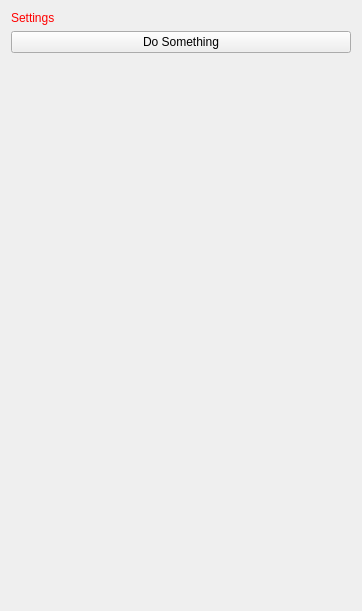
NAMI-THU/MITK, file Plugins/org.mitk.gui.qt.thrombus/src/internal/QmitkThrombusViewControls.ui: the form before one commit.
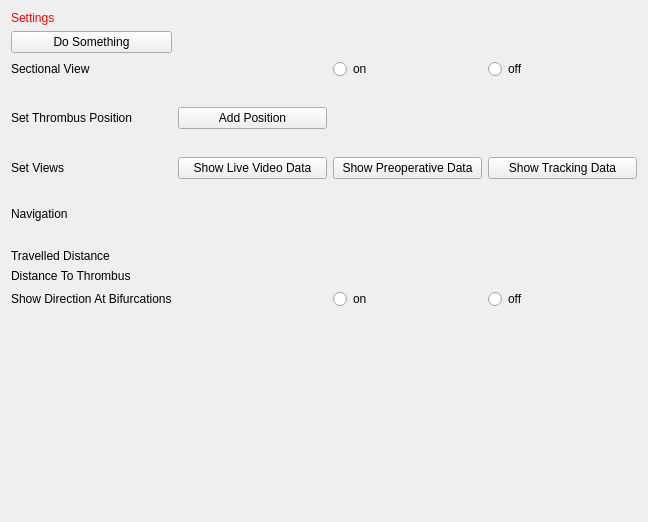
The form after the commit.

```diff
--- a/Plugins/org.mitk.gui.qt.thrombus/src/internal/QmitkThrombusViewControls.ui
+++ b/Plugins/org.mitk.gui.qt.thrombus/src/internal/QmitkThrombusViewControls.ui
@@ -6,8 +6,8 @@
    <rect>
     <x>0</x>
     <y>0</y>
-    <width>362</width>
-    <height>611</height>
+    <width>648</width>
+    <height>522</height>
    </rect>
   </property>
   <property name="minimumSize">
@@ -19,9 +19,148 @@
   <property name="windowTitle">
    <string>QmitkTemplate</string>
   </property>
-  <layout class="QVBoxLayout" name="verticalLayout">
-   <item>
+  <layout class="QGridLayout" name="gridLayout_2">
+   <item row="10" column="2">
+    <widget class="QPushButton" name="btnShowPreoperativeData">
+     <property name="text">
+      <string>Show Preoperative Data</string>
+     </property>
+    </widget>
+   </item>
+   <item row="12" column="0">
+    <widget class="QLabel" name="labelNavigation">
+     <property name="text">
+      <string>Navigation</string>
+     </property>
+    </widget>
+   </item>
+   <item row="16" column="0">
+    <widget class="QLabel" name="labelTravelledDistance">
+     <property name="text">
+      <string>Travelled Distance</string>
+     </property>
+    </widget>
+   </item>
+   <item row="0" column="0">
     <widget class="QLabel" name="labelWarning">
+     <property name="palette">
+      <palette>
+       <active>
+        <colorrole role="WindowText">
+         <brush brushstyle="SolidPattern">
+          <color alpha="255">
+           <red>255</red>
+           <green>0</green>
+           <blue>0</blue>
+          </color>
+         </brush>
+        </colorrole>
+        <colorrole role="Text">
+         <brush brushstyle="SolidPattern">
+          <color alpha="255">
+           <red>255</red>
+           <green>0</green>
+           <blue>0</blue>
+          </color>
+         </brush>
+        </colorrole>
+        <colorrole role="ButtonText">
+         <brush brushstyle="SolidPattern">
+          <color alpha="255">
+           <red>255</red>
+           <green>0</green>
+           <blue>0</blue>
+          </color>
+         </brush>
+        </colorrole>
+        <colorrole role="PlaceholderText">
+         <brush brushstyle="NoBrush">
+          <color alpha="128">
+           <red>255</red>
+           <green>0</green>
+           <blue>0</blue>
+          </color>
+         </brush>
+        </colorrole>
+       </active>
+       <inactive>
+        <colorrole role="WindowText">
+         <brush brushstyle="SolidPattern">
+          <color alpha="255">
+           <red>255</red>
+           <green>0</green>
+           <blue>0</blue>
+          </color>
+         </brush>
+        </colorrole>
+        <colorrole role="Text">
+         <brush brushstyle="SolidPattern">
+          <color alpha="255">
+           <red>255</red>
+           <green>0</green>
+           <blue>0</blue>
+          </color>
+         </brush>
+        </colorrole>
+        <colorrole role="ButtonText">
+         <brush brushstyle="SolidPattern">
+          <color alpha="255">
+           <red>255</red>
+           <green>0</green>
+           <blue>0</blue>
+          </color>
+         </brush>
+        </colorrole>
+        <colorrole role="PlaceholderText">
+         <brush brushstyle="NoBrush">
+          <color alpha="128">
+           <red>255</red>
+           <green>0</green>
+           <blue>0</blue>
+          </color>
+         </brush>
+        </colorrole>
+       </inactive>
+       <disabled>
+        <colorrole role="WindowText">
+         <brush brushstyle="SolidPattern">
+          <color alpha="255">
+           <red>255</red>
+           <green>0</green>
+           <blue>0</blue>
+          </color>
+         </brush>
+        </colorrole>
+        <colorrole role="Text">
+         <brush brushstyle="SolidPattern">
+          <color alpha="255">
+           <red>255</red>
+           <green>0</green>
+           <blue>0</blue>
+          </color>
+         </brush>
+        </colorrole>
+        <colorrole role="ButtonText">
+         <brush brushstyle="SolidPattern">
+          <color alpha="255">
+           <red>255</red>
+           <green>0</green>
+           <blue>0</blue>
+          </color>
+         </brush>
+        </colorrole>
+        <colorrole role="PlaceholderText">
+         <brush brushstyle="NoBrush">
+          <color alpha="128">
+           <red>255</red>
+           <green>0</green>
+           <blue>0</blue>
+          </color>
+         </brush>
+        </colorrole>
+       </disabled>
+      </palette>
+     </property>
      <property name="styleSheet">
       <string notr="true">QLabel { color: rgb(255, 0, 0) }</string>
      </property>
@@ -30,17 +169,129 @@
      </property>
     </widget>
    </item>
-   <item>
-    <widget class="QPushButton" name="buttonPerformImageProcessing">
-     <property name="toolTip">
-      <string>Do image processing</string>
+   <item row="6" column="1">
+    <spacer name="verticalSpacer">
+     <property name="orientation">
+      <enum>Qt::Vertical</enum>
      </property>
+     <property name="sizeHint" stdset="0">
+      <size>
+       <width>20</width>
+       <height>40</height>
+      </size>
+     </property>
+    </spacer>
+   </item>
+   <item row="9" column="0">
+    <spacer name="verticalSpacer_2">
+     <property name="orientation">
+      <enum>Qt::Vertical</enum>
+     </property>
+     <property name="sizeHint" stdset="0">
+      <size>
+       <width>20</width>
+       <height>40</height>
+      </size>
+     </property>
+    </spacer>
+   </item>
+   <item row="8" column="0">
+    <widget class="QLabel" name="labelThrombusPositionSetting">
      <property name="text">
-      <string>Do Something</string>
+      <string>Set Thrombus Position</string>
      </property>
     </widget>
    </item>
-   <item>
+   <item row="8" column="1">
+    <widget class="QPushButton" name="pushButton_4">
+     <property name="text">
+      <string>Add Position</string>
+     </property>
+    </widget>
+   </item>
+   <item row="4" column="3">
+    <widget class="QRadioButton" name="radioButton_2">
+     <property name="text">
+      <string>off</string>
+     </property>
+    </widget>
+   </item>
+   <item row="18" column="0">
+    <widget class="QLabel" name="labelDirectionBirfurcation">
+     <property name="text">
+      <string>Show Direction At Bifurcations</string>
+     </property>
+    </widget>
+   </item>
+   <item row="18" column="2">
+    <widget class="QRadioButton" name="radioButton_3">
+     <property name="text">
+      <string>on</string>
+     </property>
+    </widget>
+   </item>
+   <item row="10" column="0">
+    <widget class="QLabel" name="labelViewSetting">
+     <property name="text">
+      <string>Set Views</string>
+     </property>
+    </widget>
+   </item>
+   <item row="11" column="0">
+    <spacer name="verticalSpacer_3">
+     <property name="orientation">
+      <enum>Qt::Vertical</enum>
+     </property>
+     <property name="sizeHint" stdset="0">
+      <size>
+       <width>20</width>
+       <height>40</height>
+      </size>
+     </property>
+    </spacer>
+   </item>
+   <item row="18" column="3">
+    <widget class="QRadioButton" name="radioButton_4">
+     <property name="text">
+      <string>off</string>
+     </property>
+    </widget>
+   </item>
+   <item row="15" column="0">
+    <spacer name="verticalSpacer_4">
+     <property name="orientation">
+      <enum>Qt::Vertical</enum>
+     </property>
+     <property name="sizeHint" stdset="0">
+      <size>
+       <width>20</width>
+       <height>40</height>
+      </size>
+     </property>
+    </spacer>
+   </item>
+   <item row="4" column="0">
+    <widget class="QLabel" name="label">
+     <property name="text">
+      <string>Sectional View</string>
+     </property>
+    </widget>
+   </item>
+   <item row="4" column="2">
+    <widget class="QRadioButton" name="radioButton">
+     <property name="text">
+      <string>on</string>
+     </property>
+    </widget>
+   </item>
+   <item row="10" column="1">
+    <widget class="QPushButton" name="btnShowVideoData">
+     <property name="text">
+      <string>Show Live Video Data</string>
+     </property>
+    </widget>
+   </item>
+   <item row="19" column="2">
     <spacer name="spacer1">
      <property name="orientation">
       <enum>Qt::Vertical</enum>
@@ -56,6 +307,30 @@
      </property>
     </spacer>
    </item>
+   <item row="1" column="0">
+    <widget class="QPushButton" name="buttonPerformImageProcessing">
+     <property name="toolTip">
+      <string>Do image processing</string>
+     </property>
+     <property name="text">
+      <string>Do Something</string>
+     </property>
+    </widget>
+   </item>
+   <item row="17" column="0">
+    <widget class="QLabel" name="labelDistanceToThrombus">
+     <property name="text">
+      <string>Distance To Thrombus</string>
+     </property>
+    </widget>
+   </item>
+   <item row="10" column="3">
+    <widget class="QPushButton" name="btnShowTrackingData">
+     <property name="text">
+      <string>Show Tracking Data</string>
+     </property>
+    </widget>
+   </item>
   </layout>
  </widget>
  <layoutdefault spacing="6" margin="11"/>
```
